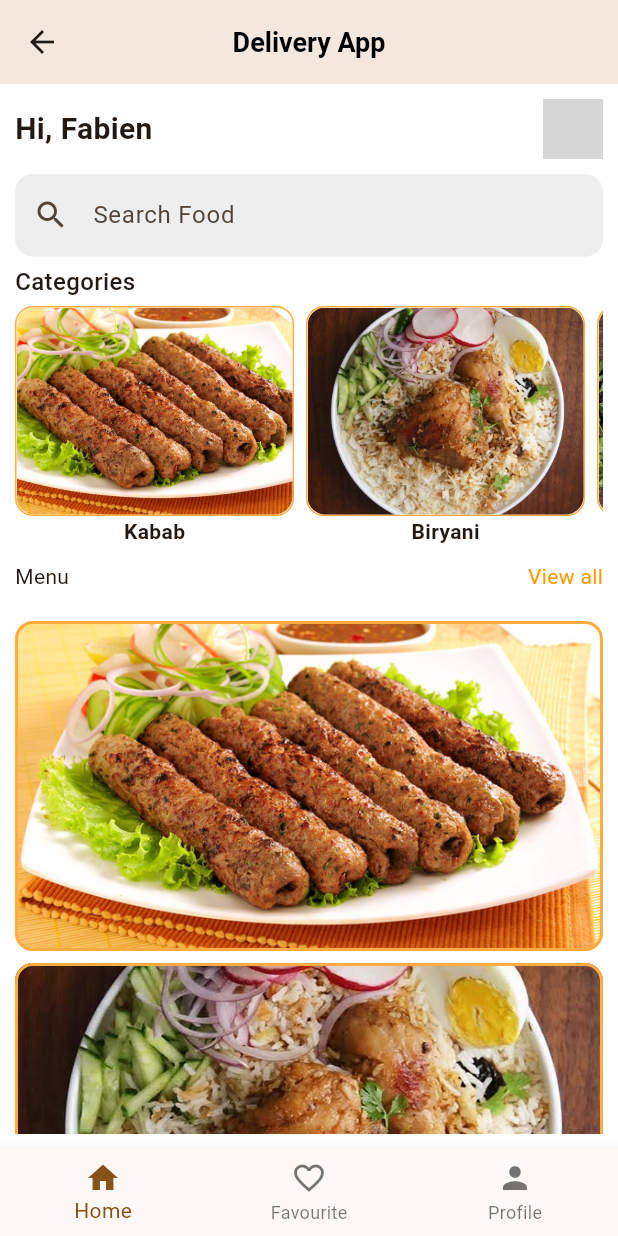
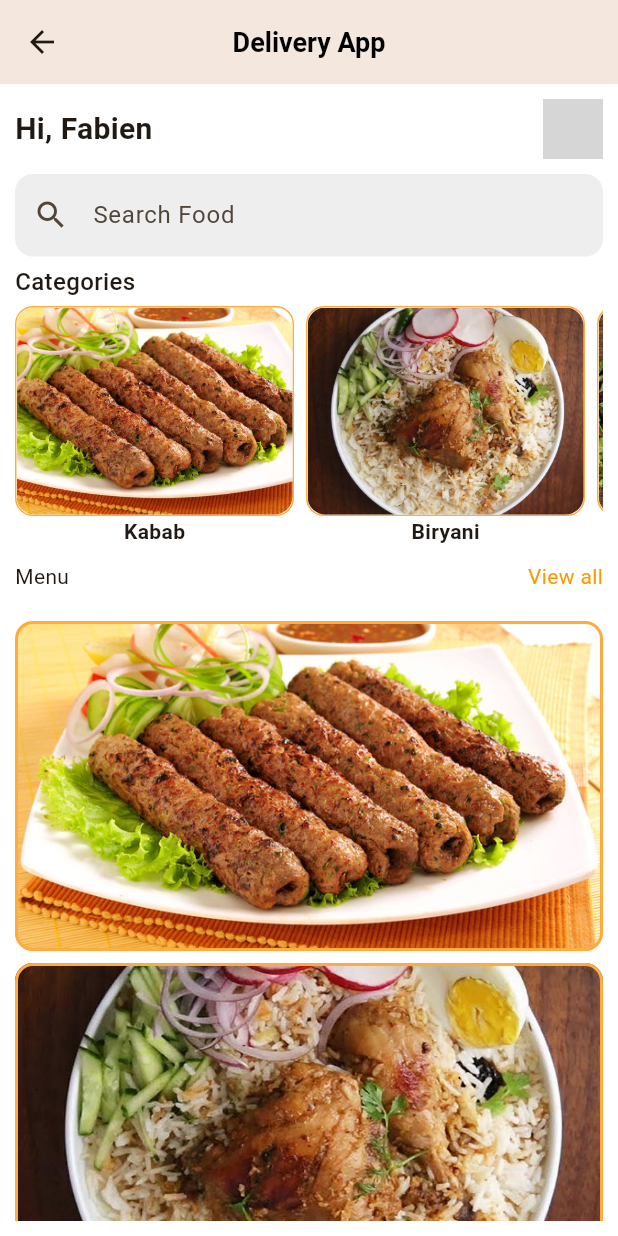
Before and after one commit to flutter-preview/chusamasadiq-Flutter-Course, a Flutter app: the HomeScreen screen opened directly, on a phone screen of 412 x 824 dp. Run offline on Flutter 3.47's test engine with Material 2 defaults, Android fonts, the phone set to English and light mode, and no system bars; grey boxes are pictures that could not be loaded.

Commit message:
Flutter Course

```diff
--- a/lib/screen/home_screen.dart
+++ b/lib/screen/home_screen.dart
@@ -1,51 +1,155 @@
 import 'package:flutter/material.dart';
-import 'package:fluttercourse/screen/mainhome_screen.dart';
 
 class HomeScreen extends StatefulWidget {
+  const HomeScreen({Key? key}) : super(key: key);
 
   @override
   State<HomeScreen> createState() => _HomeScreenState();
 }
 
 class _HomeScreenState extends State<HomeScreen> {
-
-  int _selectedIndex = 0;
-  final List<Widget> _screens = <Widget>[
-    const MainHomeScreen(),
-    Text('Favourite'),
-    Text('Profile'),
+  List<String> foodImages = [
+    'assets/images/Kabab.jpg',
+    'assets/images/Biryani.jpg',
+    'assets/images/burger.jpg',
+    'assets/images/HotWings.jpg',
   ];
 
-  void onItemTapped (int index){
-    setState(() {
-      _selectedIndex = index;
-    });
-  }
+  List<String> foodNames = ['Kabab', 'Biryani', 'Burger', 'Hot Wings'];
 
   @override
   Widget build(BuildContext context) {
-    return Scaffold(
-      body: Center(
-        child: _screens.elementAt(_selectedIndex),
-      ),
-
-      bottomNavigationBar: BottomNavigationBar(
-        items: const <BottomNavigationBarItem>[
-          BottomNavigationBarItem(
-            icon: Icon(Icons.home),
-            label: 'Home',
+    return SafeArea(
+      child: Scaffold(
+        appBar: AppBar(
+          title: const Text('Delivery App'),
+        ),
+        body: Padding(
+          padding: const EdgeInsets.all(10.0),
+          child: Column(
+            crossAxisAlignment: CrossAxisAlignment.start,
+            mainAxisAlignment: MainAxisAlignment.start,
+            children: [
+              Row(
+                mainAxisAlignment: MainAxisAlignment.spaceBetween,
+                children: const [
+                  Text(
+                    'Hi, Fabien',
+                    style: TextStyle(fontSize: 20, fontWeight: FontWeight.bold),
+                  ),
+                  CircleAvatar(
+                    backgroundImage: AssetImage('assets/images/avatar.png'),
+                  )
+                ],
+              ),
+              const SizedBox(height: 10),
+              Container(
+                height: 55,
+                decoration: BoxDecoration(
+                  color: Colors.grey[200],
+                  borderRadius: BorderRadius.circular(12),
+                ),
+                child: TextFormField(
+                  decoration: const InputDecoration(
+                    prefixIcon: Icon(Icons.search),
+                    border: InputBorder.none,
+                    label: Text('Search Food'),
+                  ),
+                ),
+              ),
+              const Padding(
+                padding: EdgeInsets.symmetric(vertical: 5),
+                child: Text(
+                  'Categories',
+                  style: TextStyle(fontSize: 16, fontWeight: FontWeight.w500),
+                ),
+              ),
+              SizedBox(
+                height: 160,
+                child: ListView.builder(
+                  scrollDirection: Axis.horizontal,
+                  itemCount: foodImages.length,
+                  itemBuilder: (BuildContext context, index) {
+                    return Padding(
+                      padding: const EdgeInsets.only(right: 8.0),
+                      child: Column(
+                        children: [
+                          Expanded(
+                            child: Container(
+                              decoration: BoxDecoration(
+                                borderRadius: BorderRadius.circular(12),
+                                border: Border.all(
+                                  color: Colors.orangeAccent,
+                                ),
+                              ),
+                              child: AspectRatio(
+                                aspectRatio: 4 / 3,
+                                child: ClipRRect(
+                                  borderRadius: BorderRadius.circular(12),
+                                  child: Image.asset(
+                                    foodImages[index],
+                                    fit: BoxFit.cover,
+                                  ),
+                                ),
+                              ),
+                            ),
+                          ),
+                          Text(
+                            foodNames[index],
+                            style: const TextStyle(
+                              fontWeight: FontWeight.bold,
+                            ),
+                          ),
+                        ],
+                      ),
+                    );
+                  },
+                ),
+              ),
+              const SizedBox(height: 10),
+              Row(
+                mainAxisAlignment: MainAxisAlignment.spaceBetween,
+                children: const [
+                  Text('Menu'),
+                  Text(
+                    'View all',
+                    style: TextStyle(color: Colors.orange),
+                  )
+                ],
+              ),
+              const SizedBox(height: 20),
+              Expanded(
+                child: ListView.builder(
+                  scrollDirection: Axis.vertical,
+                  itemCount: foodImages.length,
+                  itemBuilder: (BuildContext context, index) {
+                    return Column(
+                      children: [
+                        Padding(
+                          padding: const EdgeInsets.only(bottom: 8),
+                          child: Container(
+                            height: 220,
+                            decoration: BoxDecoration(
+                              border: Border.all(
+                                color: Colors.orangeAccent,
+                                width: 2,
+                              ),
+                              borderRadius: BorderRadius.circular(12),
+                              image: DecorationImage(
+                                fit: BoxFit.cover,
+                                image: AssetImage(foodImages[index]),
+                              ),
+                            ),
+                          ),
+                        ),
+                      ],
+                    );
+                  },
+                ),
+              ),
+            ],
           ),
-          BottomNavigationBarItem(
-            icon: Icon(Icons.favorite_border),
-            label: 'Favourite',
-          ),
-          BottomNavigationBarItem(
-            icon: Icon(Icons.person),
-            label: 'Profile',
-          ),
-        ],
-        currentIndex: _selectedIndex,
-        onTap: onItemTapped,
+        ),
       ),
     );
   }
--- a/lib/screen/login_screen.dart
+++ b/lib/screen/login_screen.dart
@@ -3,7 +3,7 @@ import 'package:fluttercourse/components/button.dart';
 import 'package:fluttercourse/components/textfield_widget.dart';
 import 'package:fluttercourse/screen/forgot_screen.dart';
 import 'package:fluttercourse/screen/signup_screen.dart';
-import 'home_screen.dart';
+import 'homefeed_screen.dart';
 
 class LoginScreen extends StatefulWidget {
   const LoginScreen({Key? key}) : super(key: key);
@@ -71,7 +71,7 @@ class _LoginScreenState extends State<LoginScreen> {
                   Navigator.push(
                     context,
                     MaterialPageRoute(
-                      builder: (context) => HomeScreen(),
+                      builder: (context) => HomeFeedScreen(),
                     ),
                   );
                 }),
--- a/lib/screen/mainhome_screen.dart
+++ /dev/null
@@ -1,156 +0,0 @@
-import 'package:flutter/material.dart';
-
-class MainHomeScreen extends StatefulWidget {
-  const MainHomeScreen({Key? key}) : super(key: key);
-
-  @override
-  State<MainHomeScreen> createState() => _MainHomeScreenState();
-}
-
-class _MainHomeScreenState extends State<MainHomeScreen> {
-  List<String> foodImages = [
-    'assets/images/Kabab.jpg',
-    'assets/images/Biryani.jpg',
-    'assets/images/burger.jpg',
-    'assets/images/HotWings.jpg',
-  ];
-
-  List<String> foodNames = ['Kabab', 'Biryani', 'Burger', 'Hot Wings'];
-
-  @override
-  Widget build(BuildContext context) {
-    return SafeArea(
-      child: Scaffold(
-        appBar: AppBar(
-          title: const Text('Delivery App'),
-        ),
-        body: Padding(
-          padding: const EdgeInsets.all(10.0),
-          child: Column(
-            crossAxisAlignment: CrossAxisAlignment.start,
-            mainAxisAlignment: MainAxisAlignment.start,
-            children: [
-              Row(
-                mainAxisAlignment: MainAxisAlignment.spaceBetween,
-                children: const [
-                  Text(
-                    'Hi, Fabien',
-                    style: TextStyle(fontSize: 20, fontWeight: FontWeight.bold),
-                  ),
-                  CircleAvatar(
-                    backgroundImage: AssetImage('assets/images/avatar.png'),
-                  )
-                ],
-              ),
-              const SizedBox(height: 10),
-              Container(
-                height: 55,
-                decoration: BoxDecoration(
-                  color: Colors.grey[200],
-                  borderRadius: BorderRadius.circular(12),
-                ),
-                child: TextFormField(
-                  decoration: const InputDecoration(
-                    prefixIcon: Icon(Icons.search),
-                    border: InputBorder.none,
-                    label: Text('Search Food'),
-                  ),
-                ),
-              ),
-              const Padding(
-                padding: EdgeInsets.symmetric(vertical: 5),
-                child: Text(
-                  'Categories',
-                  style: TextStyle(fontSize: 16, fontWeight: FontWeight.w500),
-                ),
-              ),
-              SizedBox(
-                height: 160,
-                child: ListView.builder(
-                  scrollDirection: Axis.horizontal,
-                  itemCount: foodImages.length,
-                  itemBuilder: (BuildContext context, index) {
-                    return Padding(
-                      padding: const EdgeInsets.only(right: 8.0),
-                      child: Column(
-                        children: [
-                          Expanded(
-                            child: Container(
-                              decoration: BoxDecoration(
-                                borderRadius: BorderRadius.circular(12),
-                                border: Border.all(
-                                  color: Colors.orangeAccent,
-                                ),
-                              ),
-                              child: AspectRatio(
-                                aspectRatio: 4 / 3,
-                                child: ClipRRect(
-                                  borderRadius: BorderRadius.circular(12),
-                                  child: Image.asset(
-                                    foodImages[index],
-                                    fit: BoxFit.cover,
-                                  ),
-                                ),
-                              ),
-                            ),
-                          ),
-                          Text(
-                            foodNames[index],
-                            style: const TextStyle(
-                              fontWeight: FontWeight.bold,
-                            ),
-                          ),
-                        ],
-                      ),
-                    );
-                  },
-                ),
-              ),
-              const SizedBox(height: 10),
-              Row(
-                mainAxisAlignment: MainAxisAlignment.spaceBetween,
-                children: const [
-                  Text('Menu'),
-                  Text(
-                    'View all',
-                    style: TextStyle(color: Colors.orange),
-                  )
-                ],
-              ),
-              const SizedBox(height: 20),
-              Expanded(
-                child: ListView.builder(
-                  scrollDirection: Axis.vertical,
-                  itemCount: foodImages.length,
-                  itemBuilder: (BuildContext context, index) {
-                    return Column(
-                      children: [
-                        Padding(
-                          padding: const EdgeInsets.only(bottom: 8),
-                          child: Container(
-                            height: 220,
-                            decoration: BoxDecoration(
-                              border: Border.all(
-                                color: Colors.orangeAccent,
-                                width: 2,
-                              ),
-                              borderRadius: BorderRadius.circular(12),
-                              image: DecorationImage(
-                                fit: BoxFit.cover,
-                                image: AssetImage(foodImages[index]),
-                              ),
-                            ),
-                          ),
-                        ),
-                      ],
-                    );
-                  },
-                ),
-              ),
-            ],
-          ),
-        ),
-      ),
-    );
-  }
-}
```
Also changed, not shown: lib/screen/favourite_screen.dart (added, +99 -0 lines), lib/screen/food_description.dart (added, +9 -0 lines), lib/screen/homefeed_screen.dart (added, +50 -0 lines).
